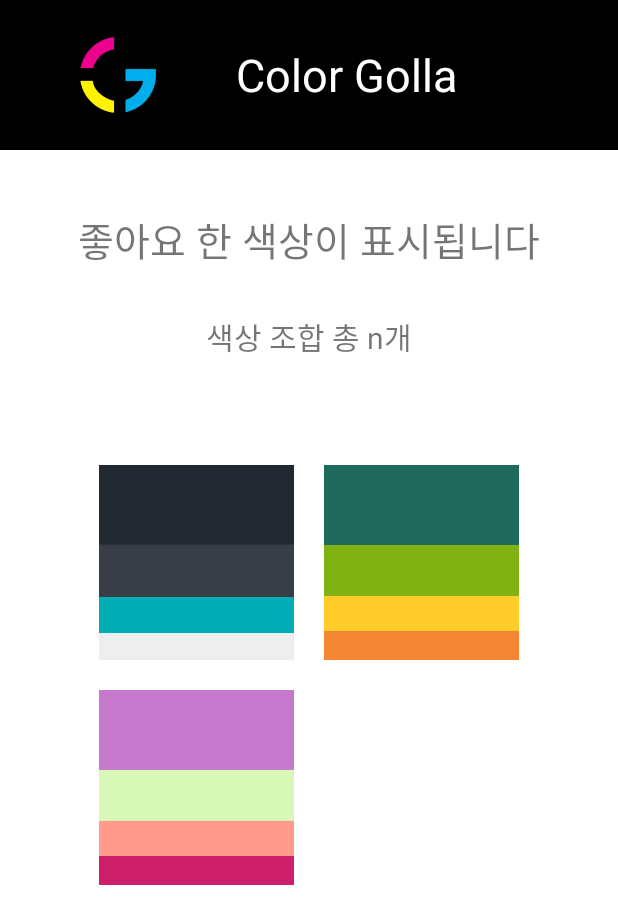
After one commit to muyeyong-skku/colorgolla, an Android app: the layout activity_user.xml on its own in the app's theme, with its tools: preview values and no code run, on a phone screen of 412 x 824 dp. The commit adds this screen. Shown: the top 924 px of the screen. Run offline under Robolectric (Android 15) with nearby library versions, the phone set to English and light mode, and no system bars.

Commit message:
user페이지만들었음

```diff
--- a/app/src/main/res/layout/activity_like.xml
+++ b/app/src/main/res/layout/activity_like.xml
@@ -8,7 +8,7 @@
 
 
     <LinearLayout
-        android:id="@+id/linearLayout"
+        android:id="@+id/linear1"
         android:layout_width="match_parent"
         android:layout_height="wrap_content"
         android:background="#000000"
@@ -45,7 +45,7 @@
         android:layout_marginTop="10dp"
         app:layout_constraintEnd_toEndOf="parent"
         app:layout_constraintStart_toStartOf="parent"
-        app:layout_constraintTop_toBottomOf="@+id/linearLayout">
+        app:layout_constraintTop_toBottomOf="@+id/linear1">
 
         <TextView
             android:id="@+id/textView2"
--- a/app/src/main/res/layout/activity_main.xml
+++ b/app/src/main/res/layout/activity_main.xml
@@ -6,7 +6,6 @@
     android:layout_height="match_parent"
     android:background="@color/white"
     tools:context=".MainActivity">
-
 
     <LinearLayout
         android:id="@+id/linear1"
--- /dev/null
+++ b/app/src/main/res/layout/activity_user.xml
@@ -0,0 +1,119 @@
+<?xml version="1.0" encoding="utf-8"?>
+<androidx.constraintlayout.widget.ConstraintLayout
+    xmlns:android="http://schemas.android.com/apk/res/android"
+    xmlns:app="http://schemas.android.com/apk/res-auto"
+    xmlns:tools="http://schemas.android.com/tools"
+    android:layout_width="match_parent"
+    android:layout_height="match_parent">
+
+
+    <LinearLayout
+        android:id="@+id/linear1"
+        android:layout_width="match_parent"
+        android:layout_height="wrap_content"
+        android:background="#000000"
+        android:orientation="horizontal"
+        app:layout_constraintBottom_toBottomOf="parent"
+        app:layout_constraintEnd_toEndOf="parent"
+        app:layout_constraintHorizontal_bias="0.0"
+        app:layout_constraintStart_toStartOf="parent"
+        app:layout_constraintTop_toTopOf="parent"
+        app:layout_constraintVertical_bias="0.0">
+
+        <ImageView
+            android:id="@+id/imageView2"
+            android:layout_width="50dp"
+            android:layout_height="100dp"
+            android:layout_weight="1"
+            app:srcCompat="@drawable/logo" />
+
+        <TextView
+            android:id="@+id/textView"
+            android:layout_width="wrap_content"
+            android:layout_height="wrap_content"
+            android:layout_gravity="center_vertical"
+            android:layout_weight="1"
+            android:text="Color Golla"
+            android:textColor="#FFFFFF"
+            android:textSize="30dp" />
+
+
+    </LinearLayout>
+
+    <LinearLayout
+        android:id="@+id/linear2"
+        android:layout_width="match_parent"
+        android:layout_height="150dp"
+        android:layout_marginTop="20dp"
+        android:orientation="vertical"
+        app:layout_constraintTop_toBottomOf="@+id/linear1"
+        tools:layout_editor_absoluteX="12dp">
+
+        <TextView
+            android:id="@+id/textView4"
+            android:layout_width="match_parent"
+            android:layout_height="wrap_content"
+            android:gravity="center_horizontal"
+            android:paddingTop="20dp"
+            android:text="좋아요 한 색상이 표시됩니다"
+            android:textSize="26sp" />
+
+        <TextView
+            android:id="@+id/textView5"
+            android:layout_width="match_parent"
+            android:layout_height="match_parent"
+            android:gravity="center"
+            android:text="색상 조합 총 n개"
+            android:textSize="20sp"/>
+
+
+    </LinearLayout>
+    <ScrollView
+        android:layout_width="match_parent"
+        android:layout_height="wrap_content"
+        app:layout_constraintTop_toBottomOf="@+id/linear2">
+
+        <LinearLayout
+            android:id="@+id/linear3"
+            android:layout_gravity="center"
+            android:layout_width="wrap_content"
+            android:layout_height="wrap_content"
+            android:orientation="horizontal"
+            app:layout_constraintTop_toBottomOf="@+id/linear2"
+            tools:layout_editor_absoluteX="12dp">
+
+            <GridLayout
+                android:layout_width="match_parent"
+                android:layout_height="match_parent"
+                android:layout_gravity="center"
+                android:padding="30dp"
+                android:columnCount="2"
+                android:orientation="horizontal">
+
+
+                <ImageView
+                    android:id="@+id/imageView"
+                    android:layout_width="150dp"
+                    android:layout_height="150dp"
+                    android:padding="10dp"
+                    app:srcCompat="@drawable/i1" />
+
+                <ImageView
+                    android:id="@+id/imageView6"
+                    android:layout_width="150dp"
+                    android:layout_height="150dp"
+                    android:padding="10dp"
+                    app:srcCompat="@drawable/i10" />
+
+                <ImageView
+                    android:id="@+id/imageView7"
+                    android:layout_width="150dp"
+                    android:layout_height="150dp"
+                    android:padding="10dp"
+                    app:srcCompat="@drawable/i3" />
+            </GridLayout>
+
+
+        </LinearLayout>
+    </ScrollView>
+</androidx.constraintlayout.widget.ConstraintLayout>
--- a/app/src/main/res/values/dimens.xml
+++ b/app/src/main/res/values/dimens.xml
@@ -1,2 +1,3 @@
 <?xml version="1.0" encoding="utf-8"?>
-<resources></resources>
+<resources>
+</resources>
```
